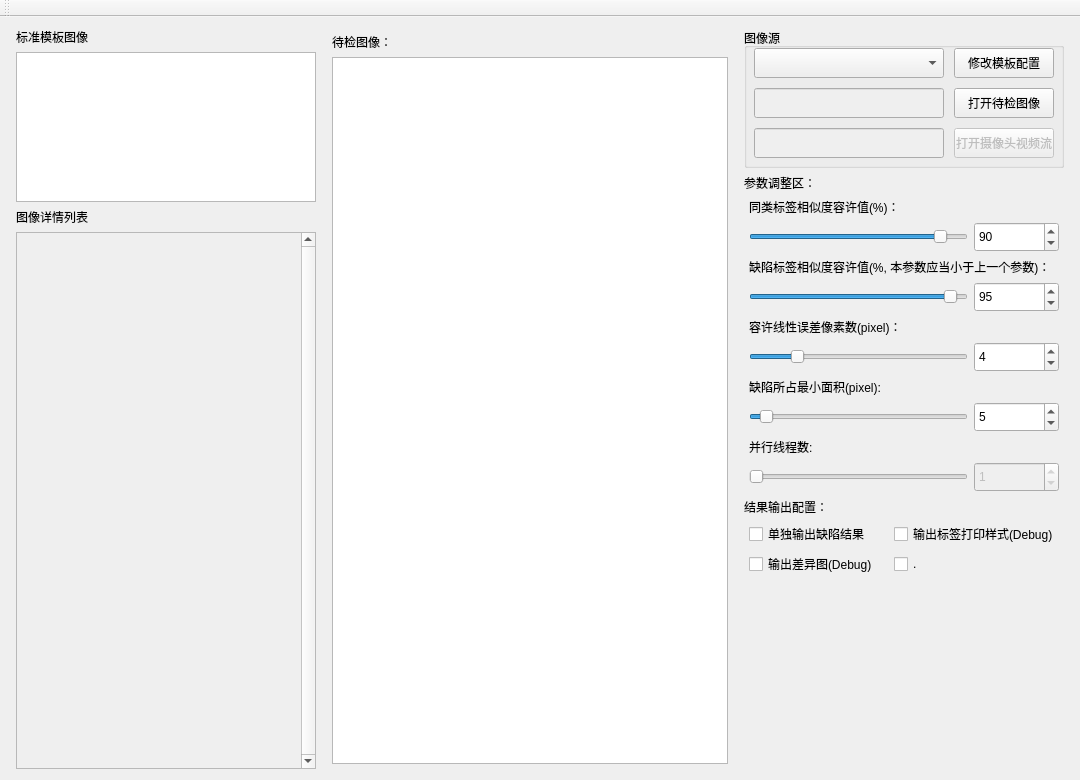
Old version of the form QtUI/LabelChecker.ui in the repository h13-0/label_checker.
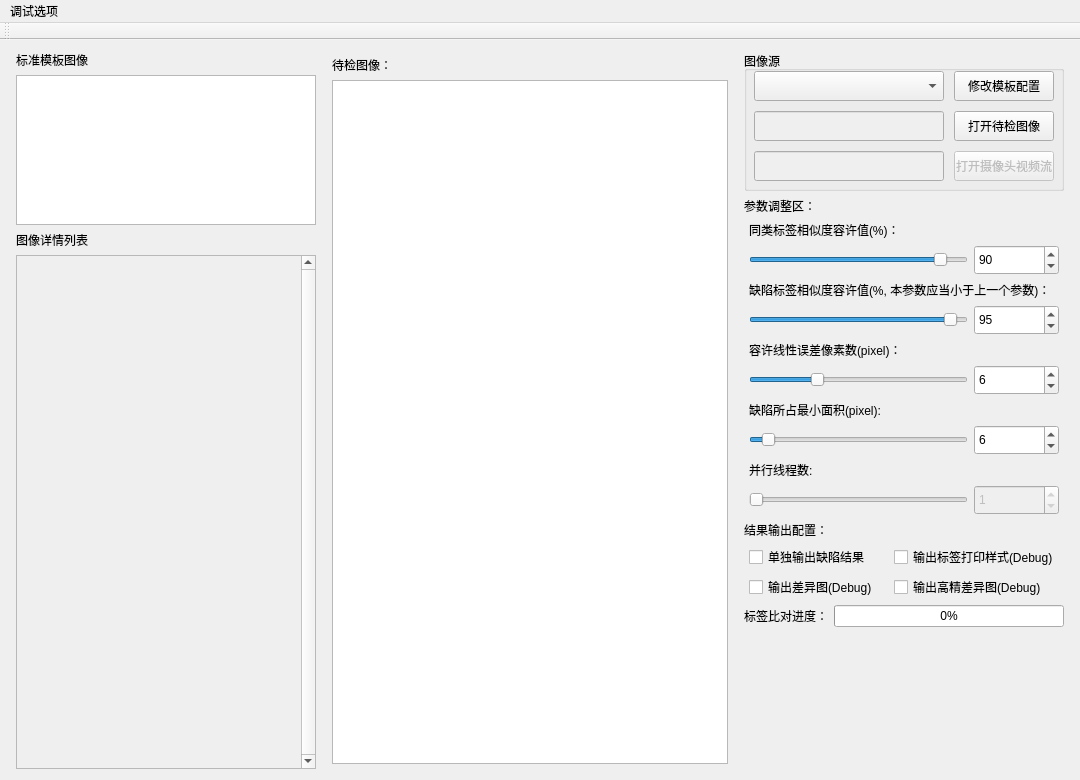
New version of the form.

The edit to the form file:
```diff
--- a/QtUI/LabelChecker.ui
+++ b/QtUI/LabelChecker.ui
@@ -355,7 +355,7 @@
              <number>20</number>
             </property>
             <property name="value">
-             <number>4</number>
+             <number>6</number>
             </property>
             <property name="orientation">
              <enum>Qt::Orientation::Horizontal</enum>
@@ -374,7 +374,7 @@
              <number>20</number>
             </property>
             <property name="value">
-             <number>4</number>
+             <number>6</number>
             </property>
            </widget>
           </item>
@@ -395,7 +395,7 @@
           <item>
            <widget class="QSlider" name="DefectMinAreaSlider">
             <property name="value">
-             <number>5</number>
+             <number>6</number>
             </property>
             <property name="orientation">
              <enum>Qt::Orientation::Horizontal</enum>
@@ -411,7 +411,7 @@
              </size>
             </property>
             <property name="value">
-             <number>5</number>
+             <number>6</number>
             </property>
            </widget>
           </item>
@@ -501,7 +501,28 @@
         <item row="1" column="1">
          <widget class="QCheckBox" name="checkBox_4">
           <property name="text">
-           <string>.</string>
+           <string>输出高精差异图(Debug)</string>
+          </property>
+         </widget>
+        </item>
+       </layout>
+      </item>
+      <item>
+       <layout class="QHBoxLayout" name="horizontalLayout_4">
+        <property name="bottomMargin">
+         <number>0</number>
+        </property>
+        <item>
+         <widget class="QLabel" name="label_12">
+          <property name="text">
+           <string>标签比对进度：</string>
+          </property>
+         </widget>
+        </item>
+        <item>
+         <widget class="QProgressBar" name="CopareProgressBar">
+          <property name="value">
+           <number>0</number>
           </property>
          </widget>
         </item>
@@ -533,6 +554,36 @@
      <height>18</height>
     </rect>
    </property>
+   <widget class="QMenu" name="menu">
+    <property name="geometry">
+     <rect>
+      <x>324</x>
+      <y>75</y>
+      <width>118</width>
+      <height>55</height>
+     </rect>
+    </property>
+    <property name="title">
+     <string>调试选项</string>
+    </property>
+    <widget class="QMenu" name="menu_2">
+     <property name="geometry">
+      <rect>
+       <x>424</x>
+       <y>90</y>
+       <width>75</width>
+       <height>72</height>
+      </rect>
+     </property>
+     <property name="title">
+      <string>日志等级设置</string>
+     </property>
+     <addaction name="actionDEBUG"/>
+     <addaction name="actionINFO"/>
+    </widget>
+    <addaction name="menu_2"/>
+   </widget>
+   <addaction name="menu"/>
   </widget>
   <widget class="QToolBar" name="mainToolBar">
    <attribute name="toolBarArea">
```
Left out of the diff: 10 changed lines with no effect on the pictures.
